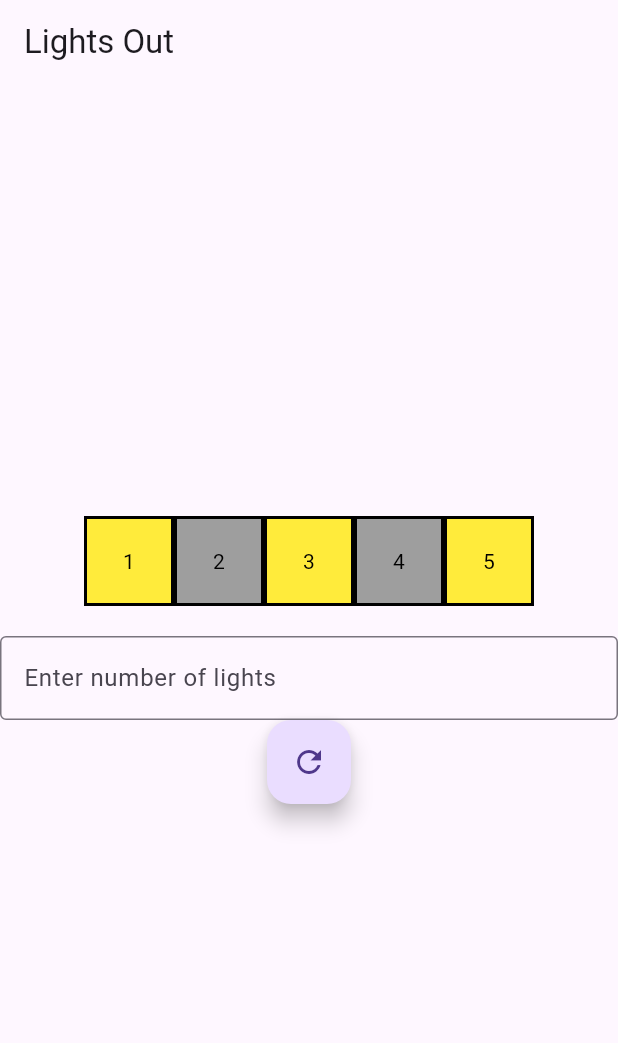
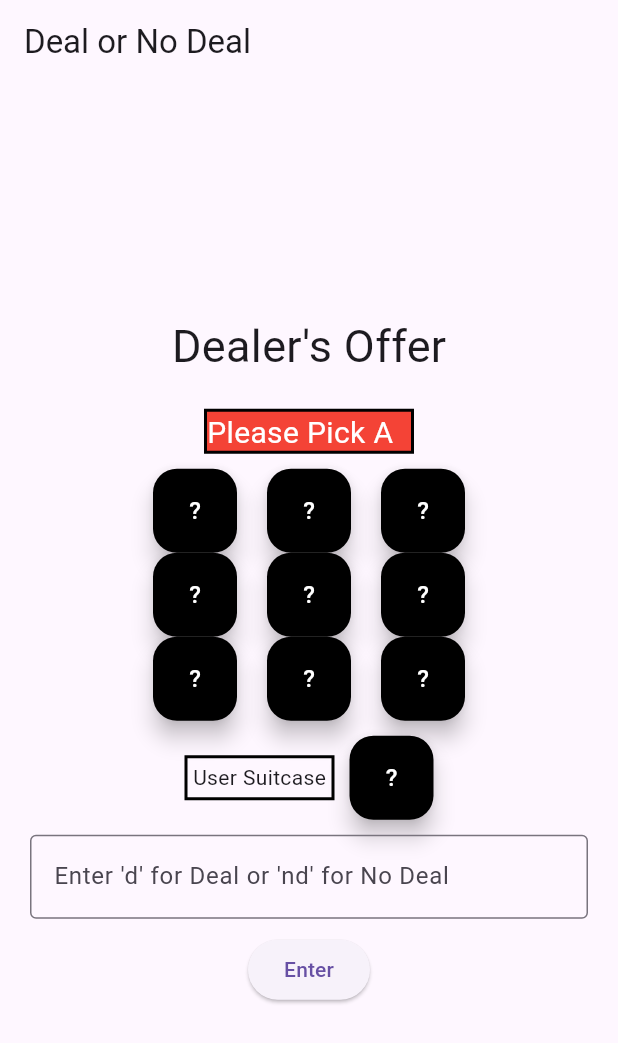
Before and after one commit to kyoungeui03/yahtzeeHong, a Flutter app: the screen it shows after launch, on a phone screen of 412 x 824 dp. Shown: the top 1043 px of the screen. Run offline on Flutter 3.47's test engine with Material 3 defaults, Android fonts, the phone set to English and light mode, and no system bars; our stand-ins replace flutter_bloc.

Commit message:
Deal - Not Finished Yet 95%

```diff
--- /dev/null
+++ b/lib/deal.dart
@@ -0,0 +1,309 @@
+import 'dart:math';
+import 'package:flutter/material.dart';
+import 'package:flutter_bloc/flutter_bloc.dart';
+
+// State class for each suitcase
+class SuitcaseState {
+  late int value;
+  late bool isRevealed;
+
+  SuitcaseState(this.value, this.isRevealed);
+}
+
+// Cubit class for each state
+class SuitcaseCubit extends Cubit<List<SuitcaseState>> {
+  SuitcaseCubit() : super([]);
+
+  // generates the suitcases with random values
+  void generateSuitcases() {
+    List<int> values = [1, 5, 10, 100, 1000, 5000, 10000, 100000, 500000, 1000000];
+    values.shuffle(Random());
+    // Creating Suitcase Objects & emit as a list
+    emit(values.map((v) => SuitcaseState(v, false)).toList());
+  }
+
+  // Reveal the suitcase
+  void revealSuitcase(int index) {
+    List<SuitcaseState> newSuitcases = List.from(state);
+    if (index != state.length - 1) {
+      newSuitcases[index] = SuitcaseState(newSuitcases[index].value, true);
+    }
+    emit(newSuitcases);
+  }
+
+  // Calculate Dealer's Offer
+  String calculateOffer() {
+    int total = 0;
+    int unrevealedSuits = 0;
+    for (int i = 0; i < state.length; i++) {
+      if (state[i].isRevealed == false) {
+        total += state[i].value;
+        unrevealedSuits++;
+      }
+    }
+    // Reveals the user's suitcase value
+    if (unrevealedSuits == 1) {
+      return "\$${(state[state.length - 1].value * 1.0).toStringAsFixed(2)}";
+    } else if (unrevealedSuits == state.length) {
+      return "Please Pick A Suitcase";
+    } else {
+      return "\$${((total / unrevealedSuits) * 0.9).toStringAsFixed(2)}";
+    }
+  }
+}
+
+// Suitcase widget
+class Suitcase extends StatelessWidget {
+  final int index;
+  Suitcase({required this.index});
+
+  @override
+  Widget build(BuildContext context) {
+    return BlocBuilder<SuitcaseCubit, List<SuitcaseState>>(
+      builder: (context, suitcases) {
+        // Check if the suitcase list is empty or out of bounds
+        if (suitcases.isEmpty || index >= suitcases.length) {
+          return const SizedBox();
+        }
+        final suitcase = suitcases[index];
+        return FloatingActionButton(
+          onPressed: () {
+            if (!suitcase.isRevealed) {
+              // Reveal the suitcase when it's pressed
+              context.read<SuitcaseCubit>().revealSuitcase(index);
+            }
+          },
+          backgroundColor: suitcase.isRevealed ? Colors.yellow : Colors.black,
+          child: Center(
+            child: Text(
+              suitcase.isRevealed ? "\$${suitcase.value}" : "?",
+              style: const TextStyle(color: Colors.white, fontSize: 16),
+            ),
+          ),
+        );
+      },
+    );
+  }
+}
+
+void main() {
+  runApp(Deal());
+}
+
+class Deal extends StatelessWidget {
+  Deal({super.key});
+
+  @override
+  Widget build(BuildContext context) {
+    return BlocProvider(
+      create: (context) => SuitcaseCubit()..generateSuitcases(),
+      child: MaterialApp(
+        title: "Deal or No Deal",
+        home: DealHome(),
+      ),
+    );
+  }
+}
+
+class DealHome extends StatelessWidget {
+  final TextEditingController tec = TextEditingController();
+
+  DealHome({Key? key}) : super(key: key);
+
+  @override
+  Widget build(BuildContext context) {
+    final sc = BlocProvider.of<SuitcaseCubit>(context);
+
+    return Scaffold(
+      appBar: AppBar(title: const Text("Deal or No Deal")),
+      body: BlocBuilder<SuitcaseCubit, List<SuitcaseState>>(
+        builder: (context, suitcases) {
+          if (suitcases.isEmpty) {
+            return const Center(child: CircularProgressIndicator());
+          }
+
+          return Column(
+            mainAxisAlignment: MainAxisAlignment.center,
+            children: [
+              const Text(
+                "Dealer's Offer",
+                style: TextStyle(fontSize: 30),
+              ),
+              const SizedBox(height: 20),
+              Container(
+                width: 140,
+                height: 30,
+                decoration: BoxDecoration(
+                  border: Border.all(width: 2),
+                  color: Colors.red,
+                ),
+                child: Center(
+                  child: Text(
+                    sc.calculateOffer(),
+                    style: const TextStyle(color: Colors.white, fontSize: 20),
+                  ),
+                ),
+              ),
+              const SizedBox(height: 10),
+              Row(
+                mainAxisAlignment: MainAxisAlignment.center,
+                children: [
+                  Suitcase(index: 0),
+                  SizedBox(width: 20),
+                  Suitcase(index: 1),
+                  SizedBox(width: 20),
+                  Suitcase(index: 2),
+                ],
+              ),
+              Row(
+                mainAxisAlignment: MainAxisAlignment.center,
+                children: [
+                  Suitcase(index: 3),
+                  SizedBox(width: 20),
+                  Suitcase(index: 4),
+                  SizedBox(width: 20),
+                  Suitcase(index: 5),
+                ],
+              ),
+              Row(
+                mainAxisAlignment: MainAxisAlignment.center,
+                children: [
+                  Suitcase(index: 6),
+                  SizedBox(width: 20),
+                  Suitcase(index: 7),
+                  SizedBox(width: 20),
+                  Suitcase(index: 8),
+                ],
+              ),
+              const SizedBox(height: 10),
+              Row(
+                mainAxisAlignment: MainAxisAlignment.center,
+                children: [
+                  Container(
+                    width: 100,
+                    height: 30,
+                    decoration: BoxDecoration(
+                      border: Border.all(width: 2, color: Colors.black),
+                    ),
+                    child: const Center(child: Text("User Suitcase")),
+                  ),
+                  const SizedBox(width: 10),
+                  // User's suitcase
+                  Suitcase(index: 9),
+                ],
+              ),
+              const SizedBox(height: 10),
+              Padding(
+                padding: const EdgeInsets.symmetric(horizontal: 20.0),
+                child: TextField(
+                  controller: tec,
+                  keyboardType: TextInputType.text,
+                  decoration: const InputDecoration(
+                    labelText: "Enter 'd' for Deal or 'nd' for No Deal",
+                    border: OutlineInputBorder(),
+                  ),
+                ),
+              ),
+              const SizedBox(height: 10),
+              ElevatedButton(
+                onPressed: () {
+                  String input = tec.text.trim().toLowerCase();
+                  if (input == "d") {
+                    ScaffoldMessenger.of(context).showSnackBar(
+                      const SnackBar(content: Text("You Accepted The Deal!")),
+                    );
+                  } else if (input == "nd") {
+                    Navigator.of(context).push(
+                      MaterialPageRoute(
+                        builder: (context) => BlocProvider.value(
+                          value: sc,
+                          child: ShowResult(),
+                        ),
+                      ),
+                    );
+                  } else {
+                    ScaffoldMessenger.of(context).showSnackBar(
+                      const SnackBar(content: Text("Invalid Command! Use 'd' or 'nd'.")),
+                    );
+                  }
+                },
+                child: const Text("Enter"),
+              ),
+            ],
+          );
+        },
+      ),
+    );
+  }
+}
+
+class ShowResult extends StatelessWidget {
+  @override
+  Widget build(BuildContext context) {
+    return Scaffold(
+      appBar: AppBar(title: const Text("Show Result")),
+      body: BlocBuilder<SuitcaseCubit, List<SuitcaseState>>(
+        builder: (context, suitcases) {
+          if (suitcases.isEmpty) {
+            return const Center(child: CircularProgressIndicator());
+          }
+          // Sort the list by values
+          List<SuitcaseState> sortedSuitcases = List.from(suitcases);
+          sortedSuitcases.sort((a, b) => a.value.compareTo(b.value));
+
+          return Padding(
+            padding: const EdgeInsets.all(16.0),
+            child: Column(
+              mainAxisAlignment: MainAxisAlignment.center,
+              children: [
+                // First Row: Values 1-5 (smallest values)
+                Row(
+                  mainAxisAlignment: MainAxisAlignment.spaceEvenly,
+                  children: [
+                    for (int i = 0; i < 5; i++)
+                      Container(
+                        width: 50,
+                        height: 50,
+                        color: sortedSuitcases[i].isRevealed ? Colors.grey : Colors.amber,
+                        alignment: Alignment.center,
+                        child: Text(
+                          "\$${sortedSuitcases[i].value}",
+                          style: const TextStyle(color: Colors.white, fontSize: 16),
+                        ),
+                      ),
+                  ],
+                ),
+                const SizedBox(height: 20), // Spacing between rows
+                // Second Row: Values 6-10 (next five values)
+                Row(
+                  mainAxisAlignment: MainAxisAlignment.spaceEvenly,
+                  children: [
+                    for (int i = 5; i < 10; i++)
+                      Container(
+                        width: 50,
+                        height: 50,
+                        color: sortedSuitcases[i].isRevealed ? Colors.grey : Colors.amber,
+                        alignment: Alignment.center,
+                        child: Text(
+                          "\$${sortedSuitcases[i].value}",
+                          style: const TextStyle(color: Colors.white, fontSize: 16),
+                        ),
+                      ),
+                  ],
+                ),
+                const SizedBox(height: 20),
+                FloatingActionButton(
+                  onPressed: () {
+                    Navigator.of(context).pop();
+                  },
+                  backgroundColor: Colors.blue,
+                  child: const Icon(Icons.arrow_back),
+                )
+              ],
+            ),
+          );
+        },
+      ),
+    );
+  }
+}
--- a/lib/lightsout.dart
+++ b/lib/lightsout.dart
@@ -110,7 +110,7 @@ class LightsOutPage extends StatelessWidget{
               ),
               FloatingActionButton(
                 onPressed: () {
-                  int n = int.parse(tec.text); // Default to 5 if parsing fails
+                  int n = int.parse(tec.text);
                   context.read<PanelCubit>().update(n);
                 },
                 child: Icon(Icons.refresh), // Use an icon for the button
--- a/lib/main.dart
+++ b/lib/main.dart
@@ -1,5 +1,5 @@
 import 'package:flutter/material.dart';
-import 'package:flutter_application_1/lightsout.dart';
+import 'package:flutter_application_1/deal.dart';
 import 'package:flutter_bloc/flutter_bloc.dart';
 
 class IncrementState {
@@ -17,7 +17,7 @@ class IncrementCubit extends Cubit<IncrementState> {
 }
 
 void main() {
-  runApp(LightsOut());
+  runApp(Deal());
 }
 
 class MyApp extends StatelessWidget {
```
Also changed, not shown: lib/lightsOutKoster.dart (added, +158 -0 lines).
